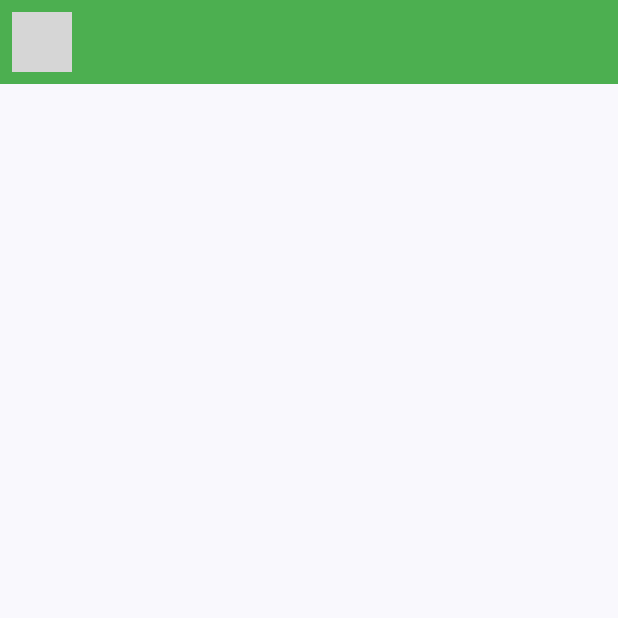
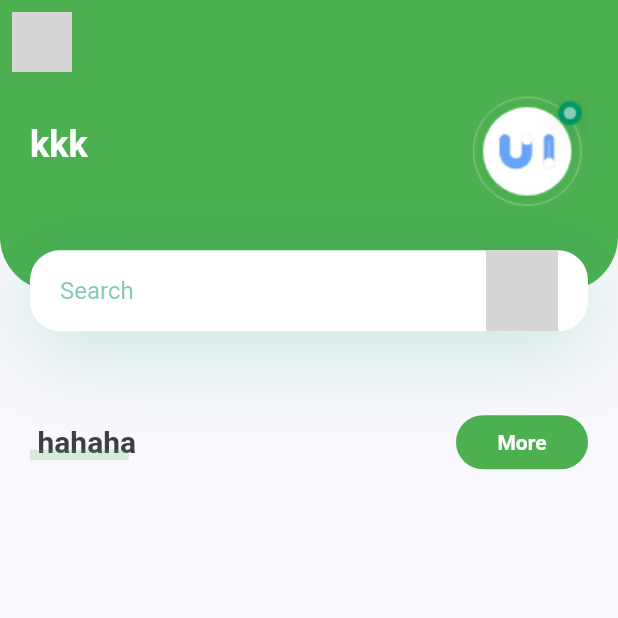
Before and after one commit to CaoThang7/Flutter_Frist_Project, a Flutter app: the screen it shows after launch, on a phone screen of 412 x 824 dp, the top half of it. Run offline on Flutter 3.47's test engine with Material 2 defaults, Android fonts, the phone set to English and light mode, and no system bars; our stand-ins replace flutter_svg; grey boxes are pictures that could not be loaded.

Commit message:
Custom header and title body

```diff
--- /dev/null
+++ b/lib/screens/home/components/body.dart
@@ -0,0 +1,22 @@
+import 'package:flutter/material.dart';
+import 'package:flutter_first_project/constants.dart';
+import 'package:flutter_svg/svg.dart';
+import 'header_with_seachbox.dart';
+import 'title_with_more_bbtn.dart';
+
+class Body extends StatelessWidget {
+  @override
+  Widget build(BuildContext context) {
+    // It will provie us total height and width of our screen
+    Size size = MediaQuery.of(context).size;
+    // It enable scrolling on small device
+    return SingleChildScrollView(
+      child: Column(
+        children: <Widget>[
+          HeaderWithSearchBox(size: size),
+          TitleWithMoreBtn(title: "Recomended", press: () {}),
+        ],
+      ),
+    );
+  }
+}
--- /dev/null
+++ b/lib/screens/home/components/header_with_seachbox.dart
@@ -0,0 +1,96 @@
+import 'package:flutter/material.dart';
+import 'package:flutter_svg/flutter_svg.dart';
+import '../../../constants.dart';
+
+class HeaderWithSearchBox extends StatelessWidget {
+  const HeaderWithSearchBox({
+    Key? key,
+    required this.size,
+  }) : super(key: key);
+
+  final Size size;
+
+  @override
+  Widget build(BuildContext context) {
+    return Container(
+      margin: EdgeInsets.only(bottom: kDefaultPadding * 2.5),
+      // It will cover 20% of our total height
+      height: size.height * 0.2,
+      child: Stack(
+        children: <Widget>[
+          Container(
+            padding: EdgeInsets.only(
+                left: kDefaultPadding,
+                right: kDefaultPadding,
+                bottom: 36 + kDefaultPadding),
+            height: size.height * 0.2 - 27,
+            decoration: BoxDecoration(
+                color: Colors.green,
+                borderRadius: BorderRadius.only(
+                  bottomLeft: Radius.circular(
+                      36), // bo tron goc trai cua view khoang 36
+                  bottomRight: Radius.circular(
+                      36), // bo tron goc phai cua view khoang 36
+                )),
+            child: Row(
+              children: <Widget>[
+                Text("kkk",
+                    style: Theme.of(context).textTheme.headline5?.copyWith(
+                          color: Colors.white,
+                          fontWeight: FontWeight.bold,
+                        )),
+                Spacer(),
+                Image.asset("assets/images/logo.png")
+              ],
+            ),
+          ),
+          Positioned(
+              bottom: 0,
+              left: 0,
+              right: 0,
+              child: Container(
+                alignment: Alignment.center,
+                // cho view search margin horizontal and padding horizontal khoang 20
+                margin: EdgeInsets.symmetric(horizontal: kDefaultPadding),
+                padding: EdgeInsets.symmetric(horizontal: kDefaultPadding),
+                height: 54,
+                decoration: BoxDecoration(
+                    color: Colors.white,
+                    borderRadius:
+                        BorderRadius.circular(20), // bo tron khoang 20
+                    boxShadow: [
+                      BoxShadow(
+                        offset: Offset(0, 10),
+                        blurRadius: 50,
+                        color: kPrimaryColor.withOpacity(0.23), // làm mờ
+                      )
+                    ]),
+
+                // Widget input va icon search nam tren mot cot (nam ngang)
+                child: Row(
+                  children: <Widget>[
+                    Expanded(
+                      child: TextField(
+                        onChanged: (value) {},
+                        decoration: InputDecoration(
+                          hintText: "Search",
+                          hintStyle:
+                              TextStyle(color: kPrimaryColor.withOpacity(0.5)),
+                          enabledBorder: InputBorder
+                              .none, // ẩn thanh ngang trong text input
+                          focusedBorder: InputBorder.none,
+                          // suffixIcon: SvgPicture.asset("assets/icons/search.svg", ),
+                        ),
+                      ),
+                    ),
+                    SvgPicture.asset(
+                      "assets/icons/search.svg",
+                    ), // icon search
+                  ],
+                ),
+              ))
+        ],
+      ),
+    );
+  }
+}
--- /dev/null
+++ b/lib/screens/home/components/title_with_more_bbtn.dart
@@ -0,0 +1,73 @@
+import 'package:flutter/material.dart';
+
+import '../../../constants.dart';
+
+class TitleWithMoreBtn extends StatelessWidget {
+  const TitleWithMoreBtn({
+    Key? key,
+    required this.title,
+    required this.press,
+  }) : super(key: key);
+  final String title;
+  final VoidCallback press;
+  @override
+  Widget build(BuildContext context) {
+    return Padding(
+      padding: const EdgeInsets.symmetric(horizontal: kDefaultPadding),
+      child: Row(
+        children: [
+          TitleWithCustomUnderline(text: title),
+          Spacer(),
+          FlatButton(
+            shape:
+                RoundedRectangleBorder(borderRadius: BorderRadius.circular(20)),
+            color: Colors.green,
+            onPressed: press,
+            child: Text(
+              'More',
+              style:
+                  TextStyle(color: Colors.white, fontWeight: FontWeight.bold),
+            ),
+          )
+        ],
+      ),
+    );
+  }
+}
+
+class TitleWithCustomUnderline extends StatelessWidget {
+  const TitleWithCustomUnderline({
+    Key? key,
+    required this.text,
+  }) : super(key: key);
+
+  final String text;
+
+  @override
+  Widget build(BuildContext context) {
+    return Container(
+      height: 24,
+      child: Stack(
+        children: <Widget>[
+          Padding(
+            padding: const EdgeInsets.only(left: kDefaultPadding / 4),
+            child: Text(
+              "hahaha",
+              style: TextStyle(fontSize: 20, fontWeight: FontWeight.bold),
+            ),
+          ),
+          Positioned(
+            bottom: 0,
+            left: 0,
+            right: 0,
+            child: Container(
+              margin: EdgeInsets.only(right: kDefaultPadding / 4),
+              height: 7,
+              color: Colors.green.withOpacity(0.2),
+            ),
+          )
+        ],
+      ),
+    );
+  }
+}
--- a/lib/screens/home/home_screen.dart
+++ b/lib/screens/home/home_screen.dart
@@ -1,4 +1,5 @@
 import 'package:flutter/material.dart';
+import 'package:flutter_first_project/screens/home/components/body.dart';
 import 'package:flutter_svg/svg.dart';
 
 class HomeScreen extends StatelessWidget {
@@ -6,7 +7,7 @@ class HomeScreen extends StatelessWidget {
   Widget build(BuildContext context) {
     return Scaffold(
       appBar: buildAppBar(),
-      // body: Body(),
+      body: Body(),
       // bottomNavigationBar: MyBottomNavBar(),
     );
   }
```
